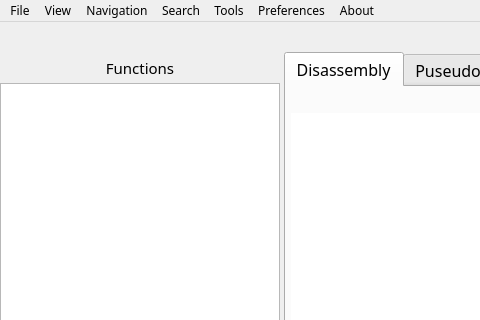
Qt form src/mainwindow.ui (jubal-R/Ronin) before a commit; both pictures show x 0 to 480 and y 0 to 320 of the 1232 by 672 pixel window.
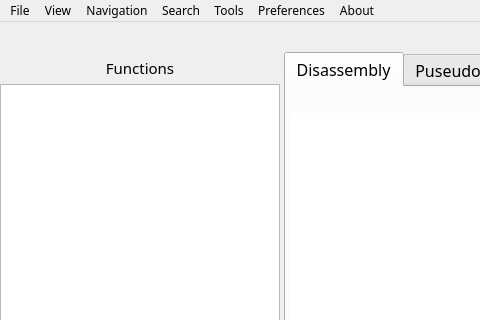
The same form after that commit. Icons and pictures are not drawn.

Patch:
```diff
--- a/src/mainwindow.ui
+++ b/src/mainwindow.ui
@@ -188,7 +188,7 @@
              <property name="minimumSize">
               <size>
                <width>0</width>
-               <height>31</height>
+               <height>32</height>
               </size>
              </property>
              <property name="font">
@@ -241,14 +241,20 @@
               <font>
                <family>Sans Serif</family>
                <pointsize>10</pointsize>
-               <weight>50</weight>
+               <weight>75</weight>
                <italic>false</italic>
-               <bold>false</bold>
+               <bold>true</bold>
               </font>
              </property>
              <property name="styleSheet">
               <string notr="true"/>
              </property>
+             <property name="textElideMode">
+              <enum>Qt::ElideLeft</enum>
+             </property>
+             <property name="spacing">
+              <number>0</number>
+             </property>
              <property name="viewMode">
               <enum>QListView::ListMode</enum>
              </property>
```
Left out of the diff: 20 changed lines with no effect on the pictures.
